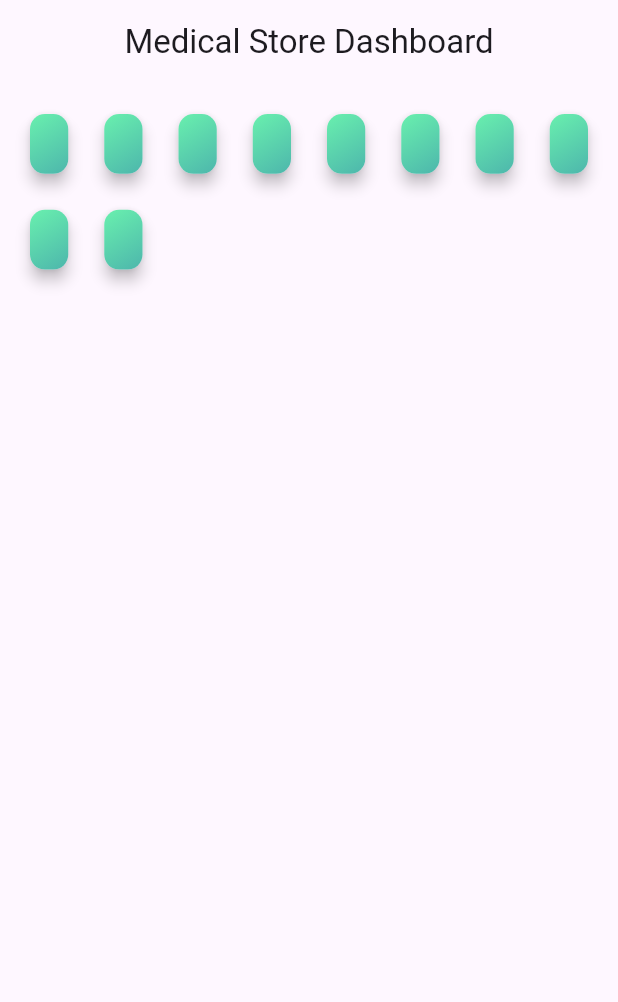
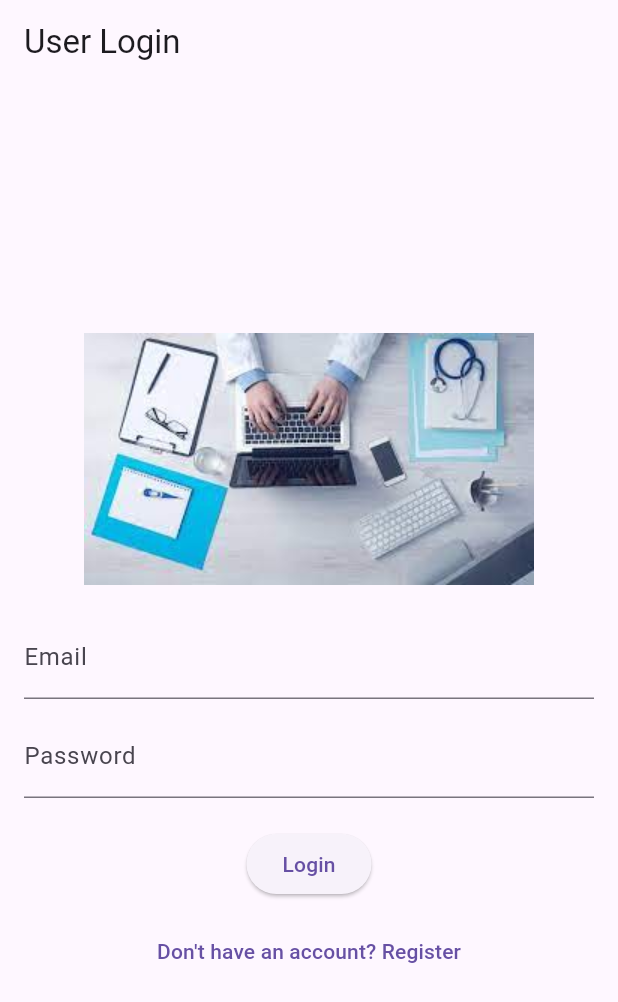
Before and after one commit to ahmedrazakhan-412/PharmEasyApp, a Flutter app: the screen it shows after launch, on a phone screen of 412 x 824 dp. Shown: the top 1002 px of the screen. Run offline on Flutter 3.47's test engine with Material 2 defaults, Android fonts, the phone set to English and light mode, and no system bars; our stand-ins replace dio.

Commit message:
PharmEasy code 6

```diff
--- /dev/null
+++ b/lib/Login/LoginScreen.dart
@@ -0,0 +1,69 @@
+import 'package:flutter/material.dart';
+import 'RegistrationScreen.dart';
+import 'package:medicalstore/Dashboard/DashboardScreen.dart';
+
+
+class LoginScreen extends StatelessWidget {
+  @override
+  Widget build(BuildContext context) {
+    return Scaffold(
+      appBar: AppBar(
+        title: Text('User Login'),
+      ),
+      body: Container(
+        padding: EdgeInsets.all(16.0),
+        child: Column(
+          mainAxisAlignment: MainAxisAlignment.center,
+          children: [
+            Image.asset('assets/images/logo.jpeg'),
+            SizedBox(height: 20.0),
+            TextFormField(
+              decoration: InputDecoration(
+                labelText: 'Email',
+              ),
+              keyboardType: TextInputType.emailAddress,
+            ),
+            SizedBox(height: 10.0),
+            TextFormField(
+              decoration: InputDecoration(
+                labelText: 'Password',
+              ),
+              obscureText: true,
+            ),
+            SizedBox(height: 20.0),
+            ElevatedButton(
+              onPressed: () {
+                // Perform user login logic
+
+                // Simulate successful login
+                bool isLoggedIn = true;
+
+                if (isLoggedIn) {
+                  Navigator.push(
+                    context,
+                    MaterialPageRoute(
+                      builder: (context) => DashboardScreen(),
+                    ),
+                  );
+                }
+              },
+              child: Text('Login'),
+            ),
+            SizedBox(height: 10.0),
+            TextButton(
+              onPressed: () {
+                Navigator.push(
+                  context,
+                  MaterialPageRoute(
+                    builder: (context) => RegistrationScreen(),
+                  ),
+                );
+              },
+              child: Text('Don\'t have an account? Register'),
+            ),
+          ],
+        ),
+      ),
+    );
+  }
+}
--- a/lib/main.dart
+++ b/lib/main.dart
@@ -1,6 +1,6 @@
 
 import 'package:flutter/material.dart';
-import 'package:medicalstore/Dashboard/DashboardScreen.dart';
+import 'package:medicalstore/Login/LoginScreen.dart';
 
 void main() {
   runApp(MyApp());
@@ -15,7 +15,7 @@ class MyApp extends StatelessWidget {
       theme: ThemeData(
         useMaterial3: true
       ),
-      home: DashboardScreen(),
+      home: LoginScreen(),
     );
   }
 }
--- a/pubspec.yaml
+++ b/pubspec.yaml
@@ -61,7 +61,8 @@ flutter:
   uses-material-design: true
 
   # To add assets to your application, add an assets section, like this:
-  # assets:
+  assets:
+    - assets/images/
   #   - images/a_dot_burr.jpeg
   #   - images/a_dot_ham.jpeg
 
```
Also changed, not shown: lib/Login/RegistrationScreen.dart (added, +62 -0 lines).
